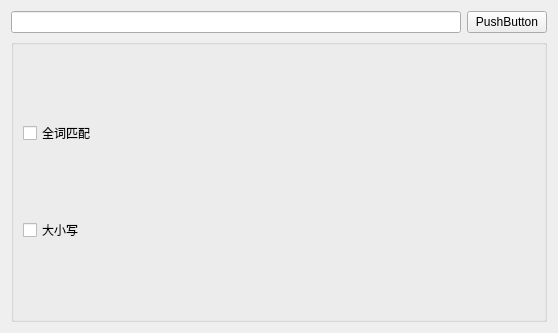
Above: seacherform.ui from myBuns/mytest before the change. Below: the same form after it.
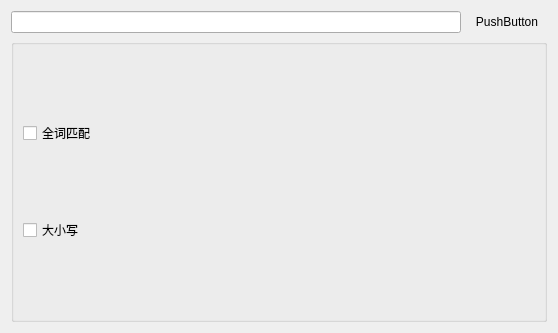
That is the form after the change.

Commit message: 解决内存泄露问题。添加字体对话框

```diff
--- a/seacherform.ui
+++ b/seacherform.ui
@@ -24,6 +24,15 @@
        <property name="text">
         <string>PushButton</string>
        </property>
+       <property name="autoDefault">
+        <bool>false</bool>
+       </property>
+       <property name="default">
+        <bool>false</bool>
+       </property>
+       <property name="flat">
+        <bool>true</bool>
+       </property>
       </widget>
      </item>
     </layout>
```
The commit also changes 6 other files.
